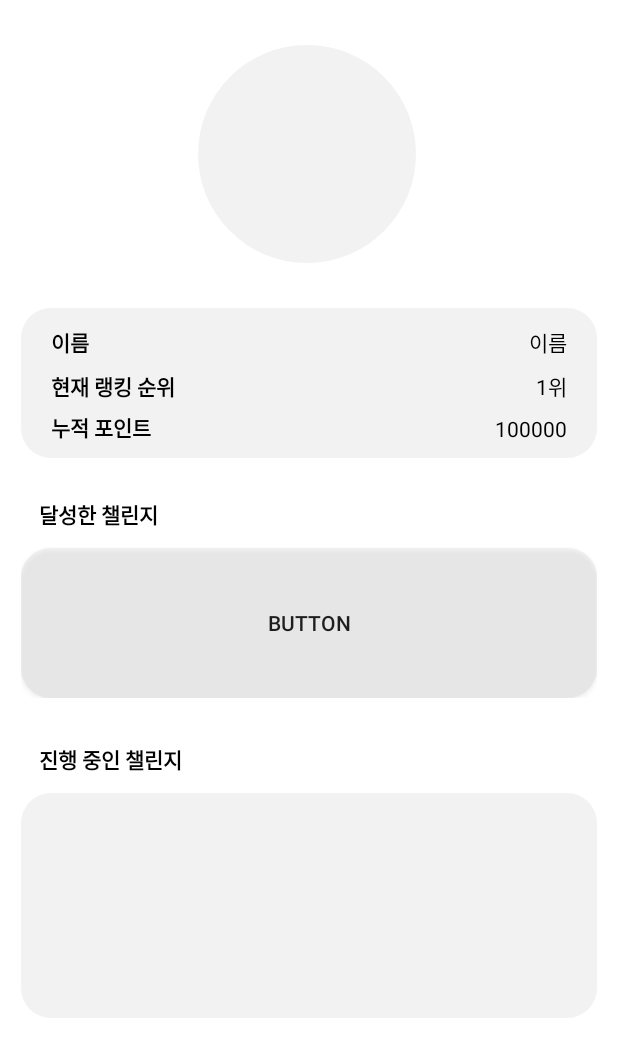
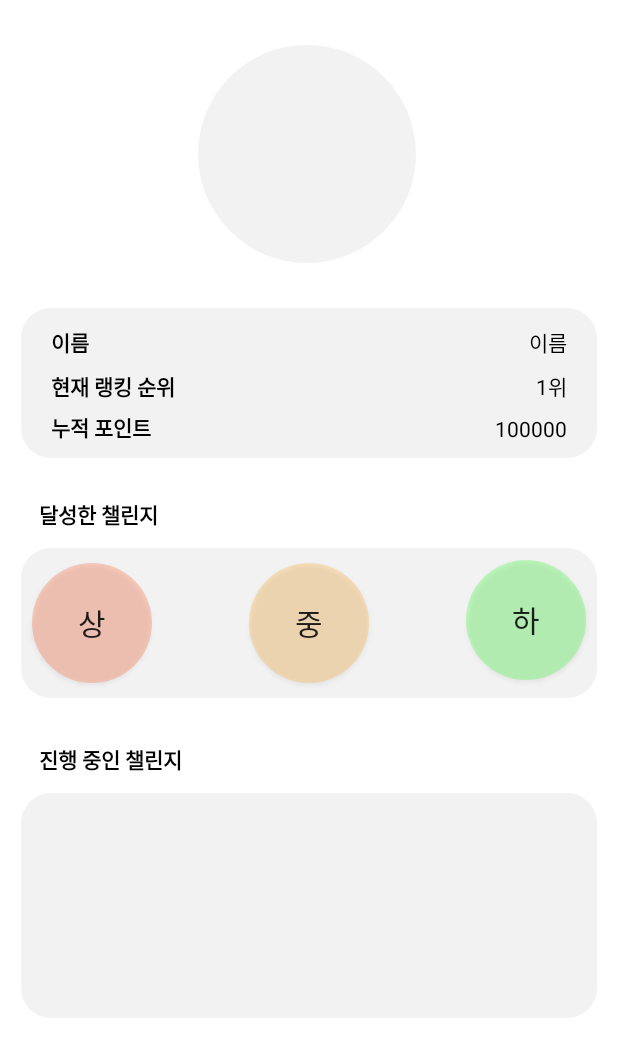
Before and after one commit to zzammin/Sw_project_android, an Android app: the fragment MyPage shown on its own in the app's theme, on a phone screen of 412 x 824 dp. Shown: the top 1057 px of the screen. Run offline under Robolectric (Android 15) with nearby library versions, the phone set to English and light mode, and no system bars.

Commit message:
0818/ 상중하 버튼 추가

```diff
--- /dev/null
+++ b/app/src/main/res/drawable/circle_shape_green.xml
@@ -0,0 +1,5 @@
+<?xml version="1.0" encoding="utf-8"?>
+<shape xmlns:android="http://schemas.android.com/apk/res/android" android:shape="oval">
+    <solid android:color="#5757FF53"/>
+    <size android:width="350dp" android:height="350dp"/>
+</shape>
--- /dev/null
+++ b/app/src/main/res/drawable/circle_shape_orange.xml
@@ -0,0 +1,5 @@
+<?xml version="1.0" encoding="utf-8"?>
+<shape xmlns:android="http://schemas.android.com/apk/res/android" android:shape="oval">
+    <solid android:color="#57FFBA53"/>
+    <size android:width="350dp" android:height="350dp"/>
+</shape>
--- /dev/null
+++ b/app/src/main/res/drawable/circle_shape_red.xml
@@ -0,0 +1,5 @@
+<?xml version="1.0" encoding="utf-8"?>
+<shape xmlns:android="http://schemas.android.com/apk/res/android" android:shape="oval">
+    <solid android:color="#57FF7C53"/>
+    <size android:width="350dp" android:height="350dp"/>
+</shape>
--- a/app/src/main/res/layout/mypage.xml
+++ b/app/src/main/res/layout/mypage.xml
@@ -120,7 +120,8 @@
             android:paddingLeft="14dp"
             android:paddingRight="14dp">
 
-            <androidx.appcompat.widget.AppCompatButton
+
+            <ImageView
                 android:id="@+id/acheivedChallenge"
                 android:layout_width="match_parent"
                 android:layout_height="100dp"
@@ -129,7 +130,50 @@
                 android:text="button"
                 app:layout_constraintEnd_toEndOf="parent"
                 app:layout_constraintStart_toStartOf="parent"
-                app:layout_constraintTop_toTopOf="parent"></androidx.appcompat.widget.AppCompatButton>
+                app:layout_constraintTop_toTopOf="parent"></ImageView>
+
+            <androidx.appcompat.widget.AppCompatButton
+                android:id="@+id/button_1"
+                android:layout_width="80dp"
+                android:layout_height="80dp"
+                android:layout_marginStart="7dp"
+                android:layout_marginTop="8dp"
+                android:layout_marginBottom="8dp"
+                android:text="상"
+                android:textSize="20dp"
+                android:background="@drawable/circle_shape_red"
+                app:layout_constraintBottom_toBottomOf="parent"
+                app:layout_constraintStart_toStartOf="parent"
+                app:layout_constraintTop_toTopOf="@+id/acheivedChallenge"></androidx.appcompat.widget.AppCompatButton>
+
+            <androidx.appcompat.widget.AppCompatButton
+                android:id="@+id/button_2"
+                android:layout_width="80dp"
+                android:layout_height="80dp"
+                android:layout_marginTop="8dp"
+                android:layout_marginBottom="8dp"
+                android:text="중"
+                android:textSize="20dp"
+                android:background="@drawable/circle_shape_orange"
+                app:layout_constraintBottom_toBottomOf="parent"
+                app:layout_constraintEnd_toStartOf="@+id/button_3"
+                app:layout_constraintStart_toEndOf="@+id/button_1"
+                app:layout_constraintTop_toTopOf="@+id/acheivedChallenge"></androidx.appcompat.widget.AppCompatButton>
+
+            <androidx.appcompat.widget.AppCompatButton
+                android:id="@+id/button_3"
+                android:layout_width="80dp"
+                android:layout_height="80dp"
+                android:layout_marginTop="8dp"
+                android:layout_marginEnd="7dp"
+                android:layout_marginBottom="8dp"
+                android:background="@drawable/circle_shape_green"
+                android:text="하"
+                android:textSize="20dp"
+                app:layout_constraintBottom_toBottomOf="parent"
+                app:layout_constraintEnd_toEndOf="parent"
+                app:layout_constraintTop_toTopOf="@+id/acheivedChallenge"
+                app:layout_constraintVertical_bias="0.0"></androidx.appcompat.widget.AppCompatButton>
 
             <TextView
                 android:layout_width="wrap_content"
--- /dev/null
+++ b/app/src/main/res/layout/mypage_completed_challenge_list.xml
@@ -0,0 +1,7 @@
+<?xml version="1.0" encoding="utf-8"?>
+<LinearLayout xmlns:android="http://schemas.android.com/apk/res/android"
+    android:orientation="vertical"
+    android:layout_width="match_parent"
+    android:layout_height="match_parent">
+
+</LinearLayout>
```
